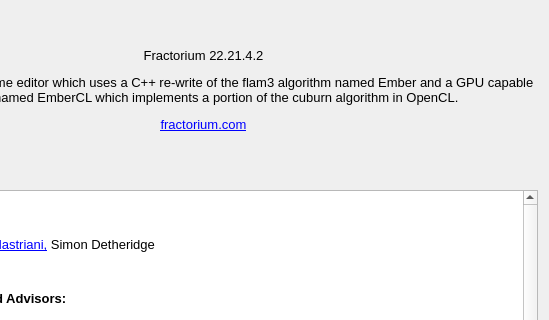
Old version of the form Source/Fractorium/AboutDialog.ui in the repository typpos/fractorium; both pictures show x 143 to 692 and y 0 to 320 of the 692 by 729 pixel window.
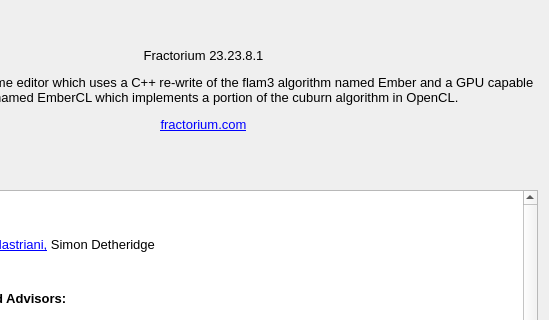
New version of the form.

Patch:
```diff
--- a/Source/Fractorium/AboutDialog.ui
+++ b/Source/Fractorium/AboutDialog.ui
@@ -61,7 +61,7 @@
     <enum>QFrame::NoFrame</enum>
    </property>
    <property name="text">
-    <string>&lt;html&gt;&lt;head/&gt;&lt;body&gt;&lt;p align=&quot;center&quot;&gt;&lt;span style=&quot; font-size:10pt;&quot;&gt;Fractorium 22.21.4.2&lt;/span&gt;&lt;/p&gt;&lt;p align=&quot;center&quot;&gt;&lt;span style=&quot; font-size:10pt;&quot;&gt;A Qt-based fractal flame editor which uses a C++ re-write of the flam3 algorithm named Ember and a GPU capable version named EmberCL which implements a portion of the cuburn algorithm in OpenCL.&lt;/span&gt;&lt;/p&gt;&lt;p align=&quot;center&quot;&gt;&lt;a href=&quot;http://fractorium.com&quot;&gt;&lt;span style=&quot; font-size:10pt; text-decoration: underline; color:#0000ff;&quot;&gt;fractorium.com&lt;/span&gt;&lt;/a&gt;&lt;/p&gt;&lt;/body&gt;&lt;/html&gt;</string>
+    <string>&lt;html&gt;&lt;head/&gt;&lt;body&gt;&lt;p align=&quot;center&quot;&gt;&lt;span style=&quot; font-size:10pt;&quot;&gt;Fractorium 23.23.8.1&lt;/span&gt;&lt;/p&gt;&lt;p align=&quot;center&quot;&gt;&lt;span style=&quot; font-size:10pt;&quot;&gt;A Qt-based fractal flame editor which uses a C++ re-write of the flam3 algorithm named Ember and a GPU capable version named EmberCL which implements a portion of the cuburn algorithm in OpenCL.&lt;/span&gt;&lt;/p&gt;&lt;p align=&quot;center&quot;&gt;&lt;a href=&quot;http://fractorium.com&quot;&gt;&lt;span style=&quot; font-size:10pt; text-decoration: underline; color:#0000ff;&quot;&gt;fractorium.com&lt;/span&gt;&lt;/a&gt;&lt;/p&gt;&lt;/body&gt;&lt;/html&gt;</string>
    </property>
    <property name="textFormat">
     <enum>Qt::RichText</enum>
```
